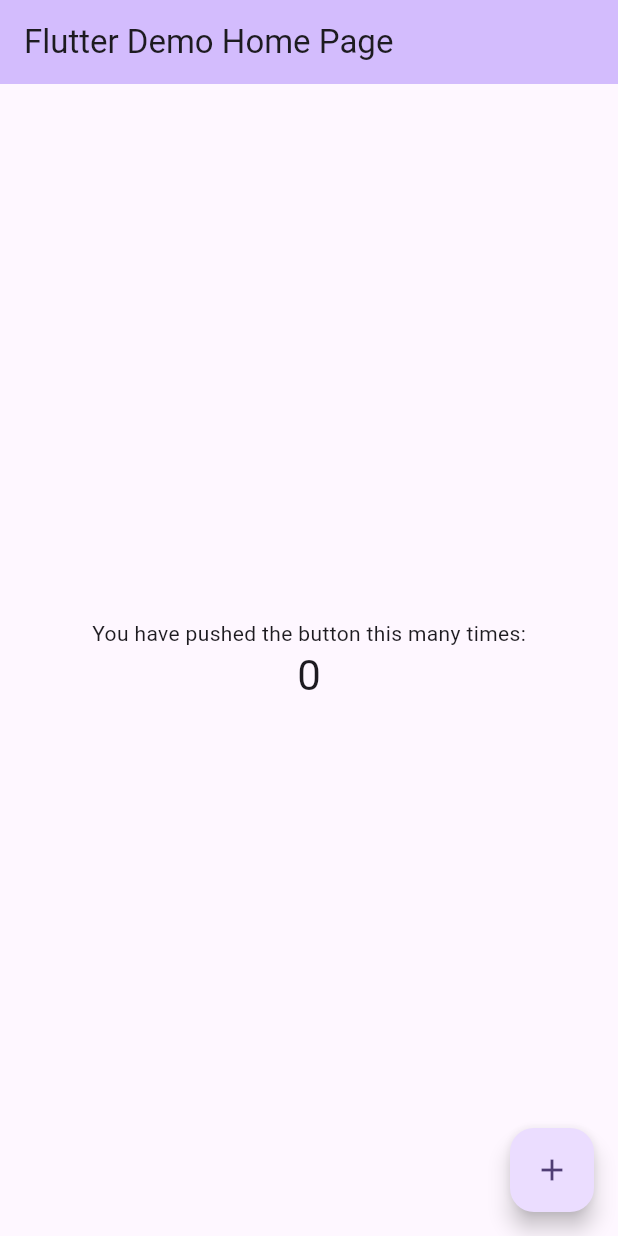
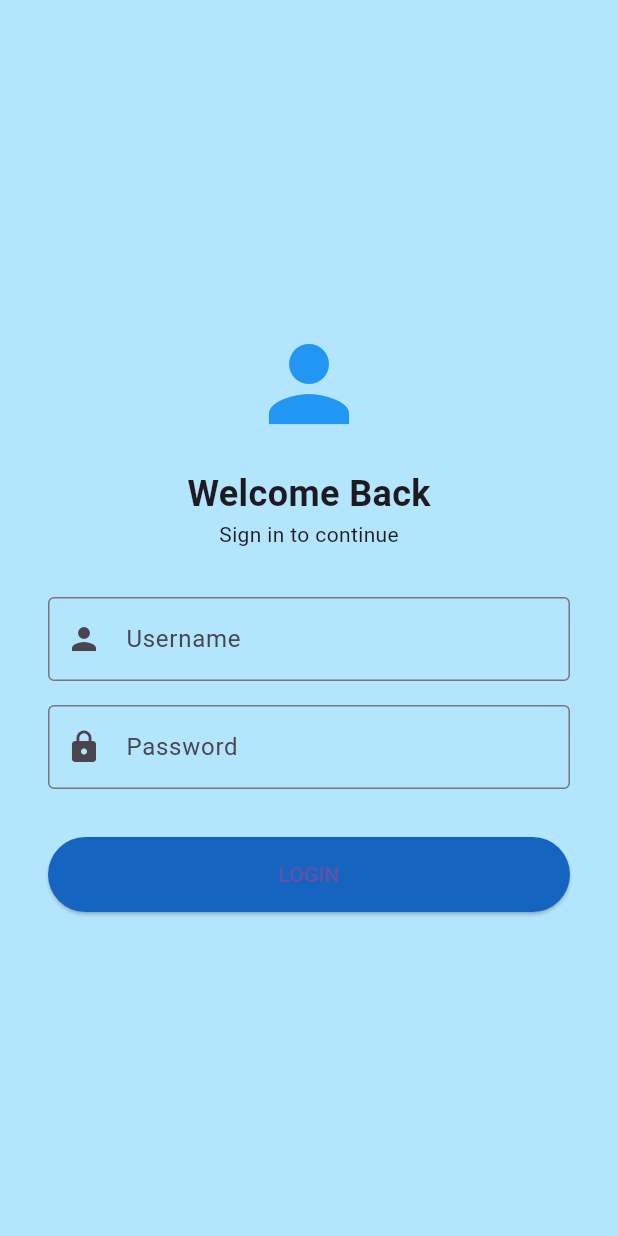
Before and after one commit to KarenM5/Bio-Therapys, a Flutter app: the screen it shows after launch, on a phone screen of 412 x 824 dp. Run offline on Flutter 3.47's test engine with Material 3 defaults, Android fonts, the phone set to English and light mode, and no system bars.

Commit message:
Evidencia2

```diff
--- /dev/null
+++ b/lib/login_screen.dart
@@ -0,0 +1,59 @@
+import 'package:flutter/material.dart';
+import 'main_screen.dart';
+
+class LoginScreen extends StatelessWidget {
+  const LoginScreen({super.key});
+
+  @override
+  Widget build(BuildContext context) {
+    return Scaffold(
+      backgroundColor: Colors.lightBlue[100],
+      body: Padding(
+        padding: const EdgeInsets.symmetric(horizontal: 32.0),
+        child: Column(
+          mainAxisAlignment: MainAxisAlignment.center,
+          children: [
+            const Icon(Icons.person, size: 80, color: Colors.blue),
+            const SizedBox(height: 16),
+            const Text(
+              'Welcome Back',
+              style: TextStyle(fontSize: 24, fontWeight: FontWeight.bold),
+            ),
+            const Text('Sign in to continue'),
+            const SizedBox(height: 32),
+            TextField(
+              decoration: InputDecoration(
+                labelText: 'Username',
+                border: OutlineInputBorder(),
+                prefixIcon: Icon(Icons.person),
+              ),
+            ),
+            const SizedBox(height: 16),
+            TextField(
+              obscureText: true,
+              decoration: InputDecoration(
+                labelText: 'Password',
+                border: OutlineInputBorder(),
+                prefixIcon: Icon(Icons.lock),
+              ),
+            ),
+            const SizedBox(height: 32),
+            ElevatedButton(
+              style: ElevatedButton.styleFrom(
+                backgroundColor: Colors.blue[800],
+                minimumSize: const Size(double.infinity, 50),
+              ),
+              onPressed: () {
+                Navigator.push(
+                  context,
+                  MaterialPageRoute(builder: (_) => const MainScreen()),
+                );
+              },
+              child: const Text('LOGIN'),
+            ),
+          ],
+        ),
+      ),
+    );
+  }
+}
--- a/lib/main.dart
+++ b/lib/main.dart
@@ -1,4 +1,5 @@
 import 'package:flutter/material.dart';
+import 'login_screen.dart';
 
 void main() {
   runApp(const MyApp());
@@ -7,116 +8,15 @@ void main() {
 class MyApp extends StatelessWidget {
   const MyApp({super.key});
 
-  // This widget is the root of your application.
   @override
   Widget build(BuildContext context) {
     return MaterialApp(
-      title: 'Flutter Demo',
+      title: 'Bio-Therapy\'s',
       theme: ThemeData(
-        // This is the theme of your application.
-        //
-        // TRY THIS: Try running your application with "flutter run". You'll see
-        // the application has a purple toolbar. Then, without quitting the app,
-        // try changing the seedColor in the colorScheme below to Colors.green
-        // and then invoke "hot reload" (save your changes or press the "hot
-        // reload" button in a Flutter-supported IDE, or press "r" if you used
-        // the command line to start the app).
-        //
-        // Notice that the counter didn't reset back to zero; the application
-        // state is not lost during the reload. To reset the state, use hot
-        // restart instead.
-        //
-        // This works for code too, not just values: Most code changes can be
-        // tested with just a hot reload.
-        colorScheme: ColorScheme.fromSeed(seedColor: Colors.deepPurple),
+        primarySwatch: Colors.blue,
       ),
-      home: const MyHomePage(title: 'Flutter Demo Home Page'),
+      home: const LoginScreen(),
+      debugShowCheckedModeBanner: false,
     );
   }
 }
-
-class MyHomePage extends StatefulWidget {
-  const MyHomePage({super.key, required this.title});
-
-  // This widget is the home page of your application. It is stateful, meaning
-  // that it has a State object (defined below) that contains fields that affect
-  // how it looks.
-
-  // This class is the configuration for the state. It holds the values (in this
-  // case the title) provided by the parent (in this case the App widget) and
-  // used by the build method of the State. Fields in a Widget subclass are
-  // always marked "final".
-
-  final String title;
-
-  @override
-  State<MyHomePage> createState() => _MyHomePageState();
-}
-
-class _MyHomePageState extends State<MyHomePage> {
-  int _counter = 0;
-
-  void _incrementCounter() {
-    setState(() {
-      // This call to setState tells the Flutter framework that something has
-      // changed in this State, which causes it to rerun the build method below
-      // so that the display can reflect the updated values. If we changed
-      // _counter without calling setState(), then the build method would not be
-      // called again, and so nothing would appear to happen.
-      _counter++;
-    });
-  }
-
-  @override
-  Widget build(BuildContext context) {
-    // This method is rerun every time setState is called, for instance as done
-    // by the _incrementCounter method above.
-    //
-    // The Flutter framework has been optimized to make rerunning build methods
-    // fast, so that you can just rebuild anything that needs updating rather
-    // than having to individually change instances of widgets.
-    return Scaffold(
-      appBar: AppBar(
-        // TRY THIS: Try changing the color here to a specific color (to
-        // Colors.amber, perhaps?) and trigger a hot reload to see the AppBar
-        // change color while the other colors stay the same.
-        backgroundColor: Theme.of(context).colorScheme.inversePrimary,
-        // Here we take the value from the MyHomePage object that was created by
-        // the App.build method, and use it to set our appbar title.
-        title: Text(widget.title),
-      ),
-      body: Center(
-        // Center is a layout widget. It takes a single child and positions it
-        // in the middle of the parent.
-        child: Column(
-          // Column is also a layout widget. It takes a list of children and
-          // arranges them vertically. By default, it sizes itself to fit its
-          // children horizontally, and tries to be as tall as its parent.
-          //
-          // Column has various properties to control how it sizes itself and
-          // how it positions its children. Here we use mainAxisAlignment to
-          // center the children vertically; the main axis here is the vertical
-          // axis because Columns are vertical (the cross axis would be
-          // horizontal).
-          //
-          // TRY THIS: Invoke "debug painting" (choose the "Toggle Debug Paint"
-          // action in the IDE, or press "p" in the console), to see the
-          // wireframe for each widget.
-          mainAxisAlignment: MainAxisAlignment.center,
-          children: <Widget>[
-            const Text('You have pushed the button this many times:'),
-            Text(
-              '$_counter',
-              style: Theme.of(context).textTheme.headlineMedium,
-            ),
-          ],
-        ),
-      ),
-      floatingActionButton: FloatingActionButton(
-        onPressed: _incrementCounter,
-        tooltip: 'Increment',
-        child: const Icon(Icons.add),
-      ), // This trailing comma makes auto-formatting nicer for build methods.
-    );
-  }
-}
```
Also changed, not shown: lib/main_screen.dart (added, +54 -0 lines).
